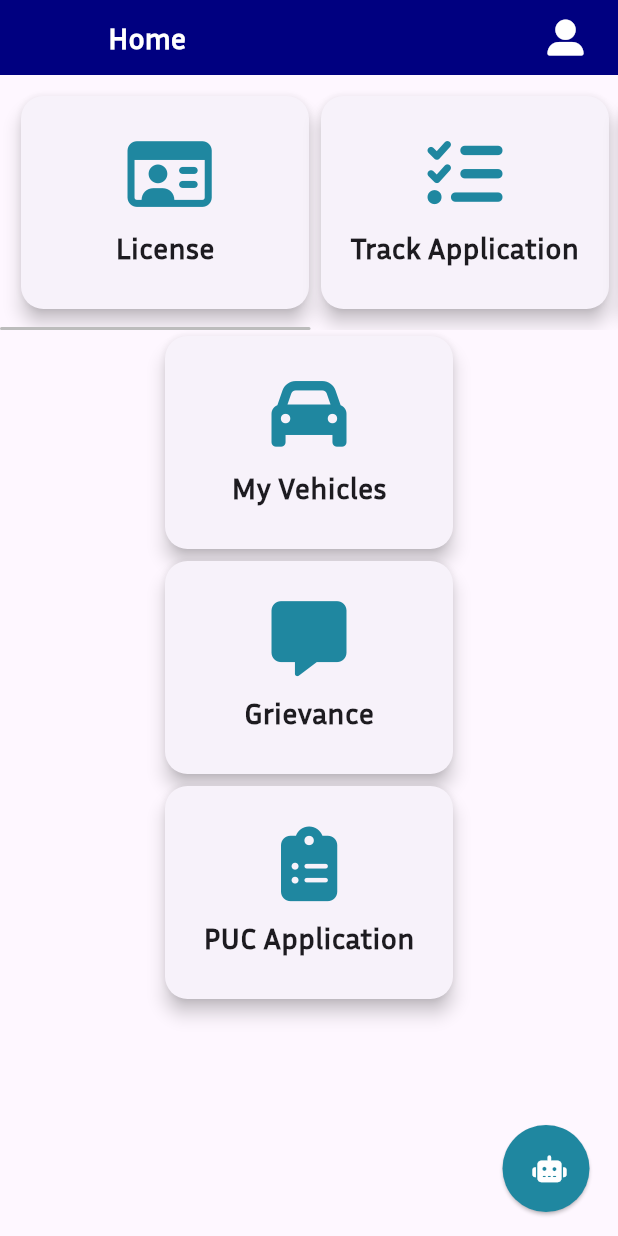
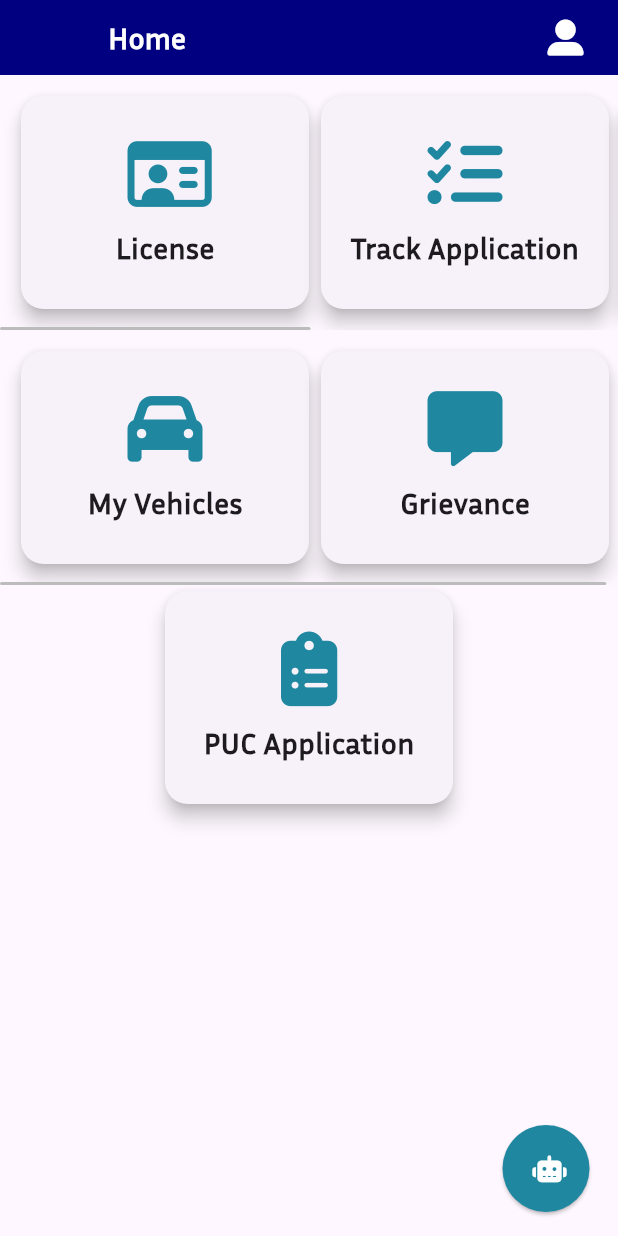
Before and after one commit to bramha-deshmukh17/SmartRTO, a Flutter app: the HomePage screen opened by its route, on a phone screen of 412 x 824 dp. Run offline on Flutter 3.47's test engine with Material 3 defaults, Android fonts, the phone set to English and light mode, and no system bars; our stand-ins replace cloud_firestore, file_picker, firebase_auth, firebase_core, firebase_storage, flutter_dotenv and 4 more; missing offline and left inert: drop_down_search_field, flutter_cached_pdfview, pdfx, razorpay_flutter; accounts and stored records are empty; generated files the repository leaves out were written again; statements that could not run were skipped.

Commit message:
FIXED: waiting period for dl and homepage layout

```diff
--- a/lib/officials_page/home_screen.dart
+++ b/lib/officials_page/home_screen.dart
@@ -81,7 +81,7 @@ class _HomeScreenState extends State<HomeScreen> {
                 thickness: 2.0, // Set the scrollbar thickness
                 radius: Radius.circular(10), // Make scrollbar edges rounded
                 child: SingleChildScrollView(
-                  controller: _scrollController,
+                  controller: _scrollController2,
                   scrollDirection:
                       Axis.horizontal, // Enables horizontal scrolling
                   padding: const EdgeInsets.all(10),
--- a/lib/user_pages/home_page.dart
+++ b/lib/user_pages/home_page.dart
@@ -21,16 +21,13 @@ class HomePage extends StatefulWidget {
 }
 
 class _HomePageState extends State<HomePage> {
-  ScrollController _scrollController = ScrollController();
-
-  @override
-  void initState() {
-    super.initState();
-  }
+  final ScrollController _scrollController1 = ScrollController();
+  final ScrollController _scrollController2 = ScrollController();
 
   @override
   void dispose() {
-    _scrollController.dispose();
+    _scrollController1.dispose();
+    _scrollController2.dispose();
     super.dispose();
   }
 
@@ -59,15 +56,15 @@ class _HomePageState extends State<HomePage> {
         child: Column(
           mainAxisAlignment: MainAxisAlignment.spaceEvenly,
           children: [
+            // First horizontal scroll view using _scrollController1
             Scrollbar(
-              controller: _scrollController,
-              thumbVisibility: true, // Always show scrollbar
-              thickness: 2.0, // Set the scrollbar thickness
-              radius: Radius.circular(10), // Make scrollbar edges rounded
+              controller: _scrollController1,
+              thumbVisibility: true,
+              thickness: 2.0,
+              radius: const Radius.circular(10),
               child: SingleChildScrollView(
-                controller: _scrollController,
-                scrollDirection:
-                    Axis.horizontal, // Enables horizontal scrolling
+                controller: _scrollController1,
+                scrollDirection: Axis.horizontal,
                 padding: const EdgeInsets.all(10),
                 child: Row(
                   children: [
@@ -90,9 +87,10 @@ class _HomePageState extends State<HomePage> {
                       cardTitle: 'LL Application',
                       onTap: () {
                         Navigator.pushNamed(
-                            context, PhoneAuthenticate.id, arguments: {
-                          'driving': false,
-                        });
+                          context,
+                          PhoneAuthenticate.id,
+                          arguments: {'driving': false},
+                        );
                       },
                     ),
                     CustomCard(
@@ -100,35 +98,48 @@ class _HomePageState extends State<HomePage> {
                       cardTitle: 'DL Application',
                       onTap: () {
                         Navigator.pushNamed(
-                            context, PhoneAuthenticate.id, arguments: {
-                          'driving': true,
-                        });
+                          context,
+                          PhoneAuthenticate.id,
+                          arguments: {'driving': true},
+                        );
                       },
                     ),
                   ],
                 ),
               ),
             ),
-            Align(
-              alignment: Alignment.center,
-              child: CustomCard(
+
+            // Second horizontal scroll view using _scrollController2
+            Scrollbar(
+              controller: _scrollController2,
+              thumbVisibility: true,
+              thickness: 2.0,
+              radius: const Radius.circular(10),
+              child: SingleChildScrollView(
+                controller: _scrollController2,
+                scrollDirection: Axis.horizontal,
+                padding: const EdgeInsets.all(10),
+                child: Row(
+                  children: [
+                    CustomCard(
                       icon: FontAwesomeIcons.car,
                       cardTitle: 'My Vehicles',
                       onTap: () {
                         Navigator.pushNamed(context, ViewVehicle.id);
                       },
                     ),
-            ),
-            Align(
-              alignment: Alignment.center,
-              child: CustomCard(
+                    CustomCard(
                       icon: FontAwesomeIcons.solidMessage,
                       cardTitle: 'Grievance',
                       onTap: () {
                         Navigator.pushNamed(context, Grievancelist.id);
                       },
                     ),
+                  ],
                 ),
+              ),
+            ),
+
             Align(
               alignment: Alignment.center,
               child: CustomCard(
```
Also changed, not shown: lib/user_pages/license/phone_authenticate.dart (+17 -4 lines). Lines whose indentation alone changed are shown as unchanged.
